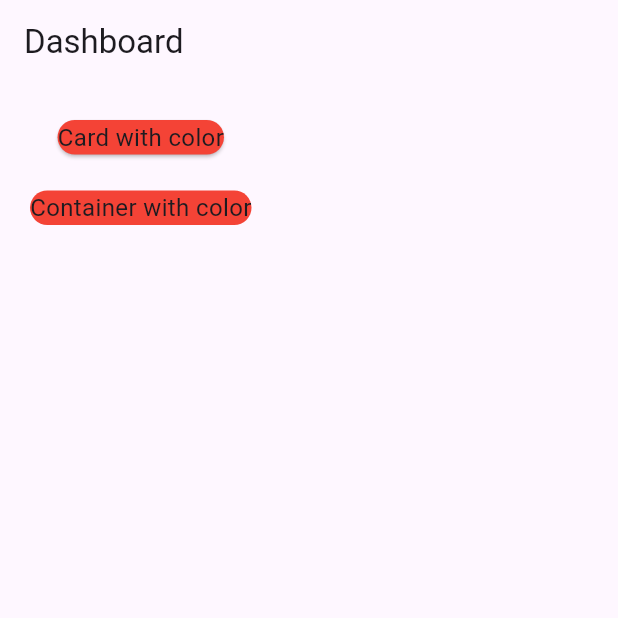
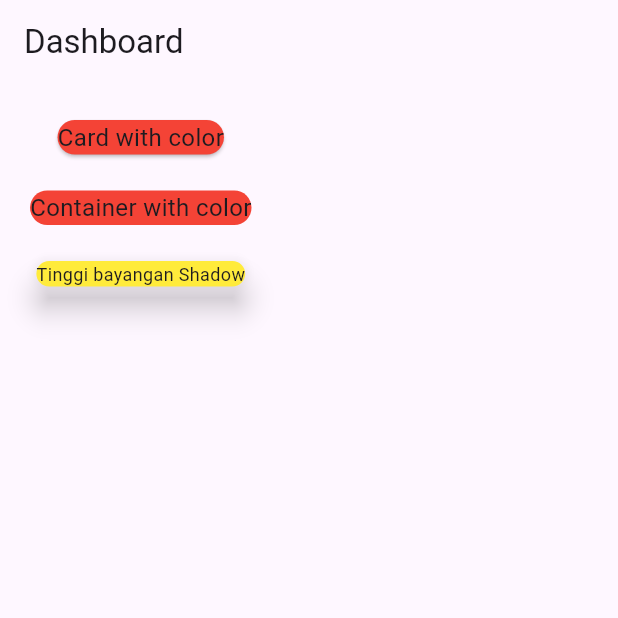
Before and after one commit to zaqimaulana/week8_card, a Flutter app: the screen it shows after launch, on a phone screen of 412 x 824 dp, the top half of it. Run offline on Flutter 3.47's test engine with Material 3 defaults, Android fonts, the phone set to English and light mode, and no system bars.

Commit message:
menambahkan elevation / bayangan pada card

```diff
--- a/lib/pages/page_card_01.dart
+++ b/lib/pages/page_card_01.dart
@@ -29,6 +29,13 @@ class MyHomePage extends StatelessWidget {
                       ),
                       child: Text("Container with color", style: TextStyle(fontSize: 16.0)),
                       ),
+                      SizedBox(height: 20.0),
+
+                      Card(
+                      elevation: 8, // tinggi bayangan
+                      color: Colors.yellow,
+                      child: Text("Tinggi bayangan Shadow", style: TextStyle(fontSize: 12.0)),
+                      ),
                   ],
                 ),
               ),
```
